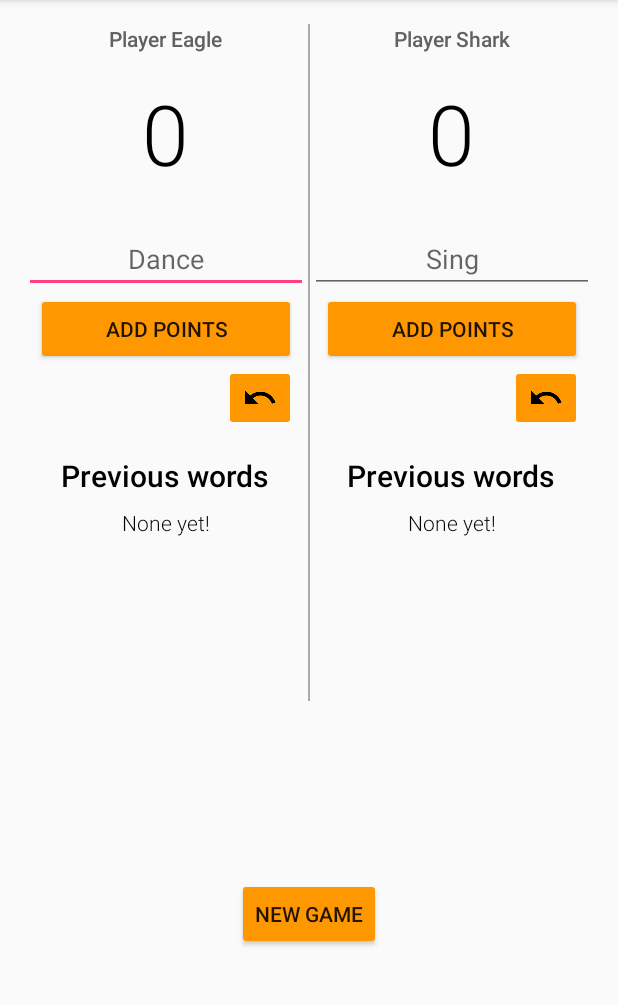
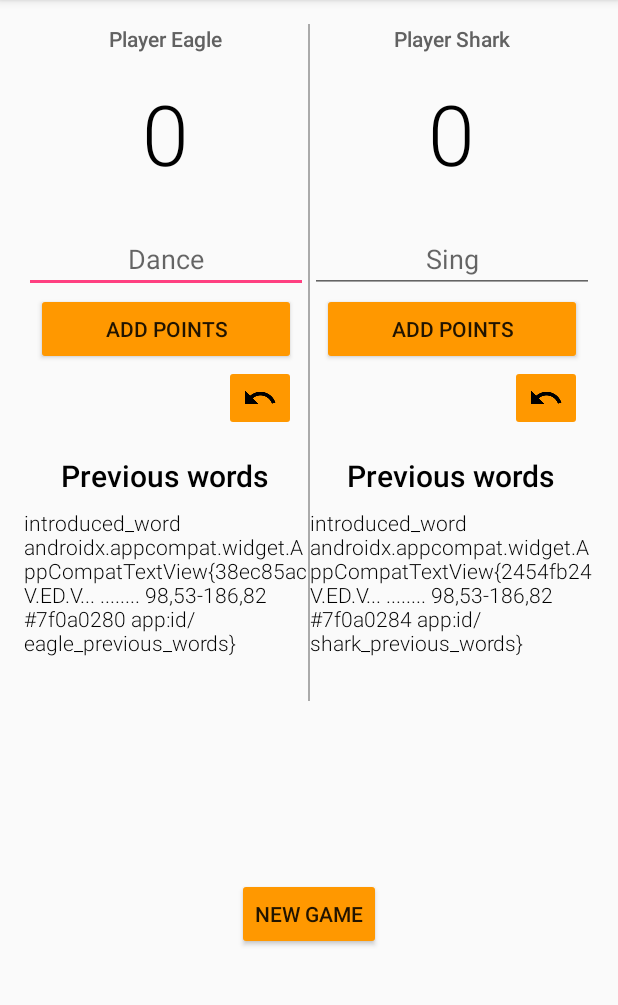
Before and after one commit to VIcuko/ScrabbleScoreKeeperApp, an Android app: the screen it shows after launch (MainActivity), after a tap on "NEW GAME", on a phone screen of 412 x 824 dp, the part 84-1089 px from its top. Run offline under Robolectric (Android 15) with nearby library versions, the phone set to English and light mode, and no system bars.

Commit message:
Create displayPreviousWords method to update list of previous words

```diff
--- a/app/src/main/java/com/example/android/scrabblescorekeeperapp/MainActivity.java
+++ b/app/src/main/java/com/example/android/scrabblescorekeeperapp/MainActivity.java
@@ -27,10 +27,10 @@ public class MainActivity extends AppCompatActivity {
     private TextView sharkPreviousWords;
 
     // Receives input for next word from user
-    private String eagleNextWord;
+    private EditText eagleNextWord;
 
     // Receives input for next word from user
-    private String sharkNextWord;
+    private EditText sharkNextWord;
 
     // Assigns values to letters in game
     String[] value_of_letters = {" ","eaionrtlsu","dg","bcmp","fhvwy","k","","","jx","","qz"};
@@ -47,8 +47,8 @@ public class MainActivity extends AppCompatActivity {
         sharkScoreDisplay = (TextView) findViewById(R.id.eagle_score);
         eaglePreviousWords = (TextView) findViewById(R.id.eagle_previous_words);
         sharkPreviousWords = (TextView) findViewById(R.id.shark_previous_words);
-        eagleNextWord = ((EditText) findViewById(R.id.eagle_word)).toString();
-        sharkNextWord = ((EditText) findViewById(R.id.shark_word)).toString();
+        eagleNextWord = (EditText) findViewById(R.id.eagle_word);
+        sharkNextWord = (EditText) findViewById(R.id.shark_word);
         displayScore(eagleScoreDisplay,0);
         displayScore(sharkScoreDisplay,0);
         loadDictionary();
@@ -102,11 +102,18 @@ public class MainActivity extends AppCompatActivity {
         textview.setText(String.valueOf(score));
     }
 
+    public void addPointsEagle(View view){
+        updatePoints(eagleScoreDisplay,eagleNextWord.toString(), eaglePreviousWords);
+    };
+
+    public void addPointsShark(View view){
+        updatePoints(sharkScoreDisplay,sharkNextWord.toString(), sharkPreviousWords);
+    };
 
     /**
      * Increase the score of Player Eagle.
      */
-    public void addPoints(TextView score_display, String introduced_word) {
+    public void updatePoints(TextView score_display, String introduced_word, TextView previous_words_display) {
         String message;
         int new_score = 0;
 
@@ -115,7 +122,7 @@ public class MainActivity extends AppCompatActivity {
             message = "Sorry, but it seems the word you introduced has invalid characters";
         }
 
-        else if (validateWordInDictionary(eagleNextWord)){
+        else if (validateWordInDictionary(introduced_word)){
             int points = calculatePoints(introduced_word);
             new_score = Integer.parseInt(score_display.toString()) + points;
             message = "Woohoo!!\nYou added " + points + " points";
@@ -131,6 +138,7 @@ public class MainActivity extends AppCompatActivity {
         else {
             //Enseñar mensaje
             displayScore(score_display,new_score);
+            displayPreviousWords(introduced_word, previous_words_display);
         };
     }
 
@@ -172,6 +180,11 @@ public class MainActivity extends AppCompatActivity {
         return word_found;
     };
 
+    /**
+     * This method calculates the points to be added for the word introduced by the user
+     * @param introduced_word word introduced by user in EditText field
+     * @return amount of points for the indicated word
+     */
     public int calculatePoints(String introduced_word){
         int points = 0;
         String[] introduced_letters = introduced_word.split("");
@@ -190,12 +203,26 @@ public class MainActivity extends AppCompatActivity {
     };
 
     /**
+     * This method includes the word introduced into the displayed list of previous words
+     * @param introduced_word word introduced by user in EditText field
+     */
+    public void displayPreviousWords(String introduced_word, TextView previous_words_display){
+        if (previous_words_display.toString()=="None yet!"){
+            previous_words_display.setText(introduced_word);
+        }
+        else{
+
+            previous_words_display.setText("introduced_word\n"+previous_words_display.toString());
+        };
+    };
+    /**
      * Reset the result for both teams.
      */
     public void newGame(View view) {
         displayScore(eagleScoreDisplay,0);
         displayScore(sharkScoreDisplay,0);
-
+        displayPreviousWords("None yet!",eaglePreviousWords);
+        displayPreviousWords("None yet!",sharkPreviousWords);
     }
 
 }
```
